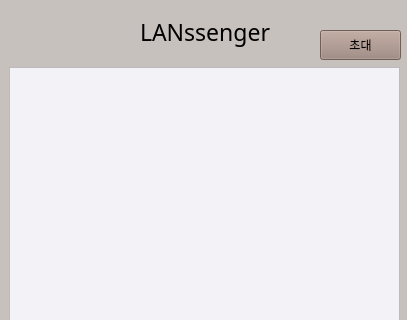
Above: src/client/gui/groupchatwindow.ui from TaehyunJeon0203/lanssenger before the change; both pictures show x 0 to 407 and y 0 to 320 of the 407 by 689 pixel window. Below: the same form after it.
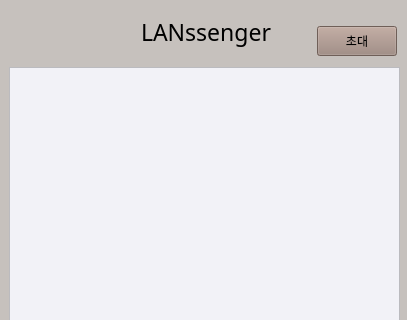
That is the form after the change.

Commit message: 버튼 위치 조정

```diff
--- a/src/client/gui/groupchatwindow.ui
+++ b/src/client/gui/groupchatwindow.ui
@@ -34,9 +34,9 @@
   <widget class="QPushButton" name="inviteButton">
    <property name="geometry">
     <rect>
-     <x>320</x>
-     <y>30</y>
-     <width>81</width>
+     <x>317</x>
+     <y>26</y>
+     <width>80</width>
      <height>30</height>
     </rect>
    </property>
@@ -80,7 +80,7 @@
   <widget class="QLabel" name="currentRoomLabel">
    <property name="geometry">
     <rect>
-     <x>140</x>
+     <x>141</x>
      <y>16</y>
      <width>141</width>
      <height>31</height>
```
The commit also changes 1 other file.
